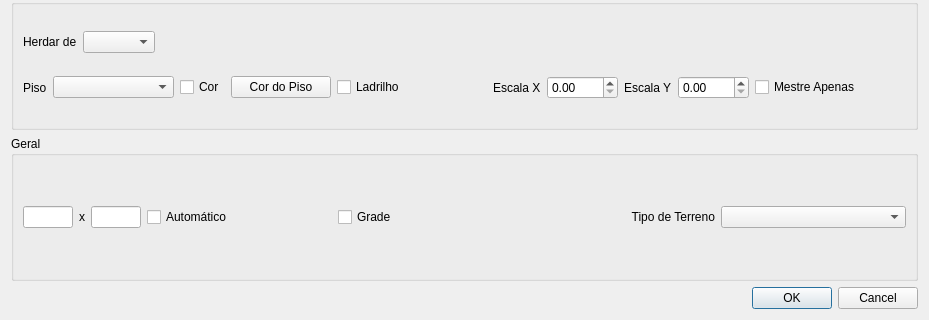
Qt form ifg/qt/ui/cenario.ui (matferib/tabuleiro-virtual) before a commit; both pictures show x 0 to 929 and y 628 to 948 of the 929 by 948 pixel window.
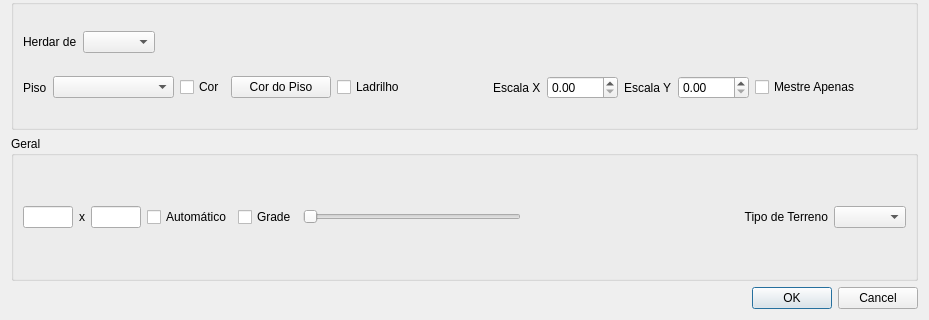
The same form after that commit.

Commit message: ui de grade

```diff
--- a/ifg/qt/ui/cenario.ui
+++ b/ifg/qt/ui/cenario.ui
@@ -891,6 +891,32 @@
           </property>
          </widget>
         </item>
+        <item>
+         <widget class="QSlider" name="slider_grade">
+          <property name="maximum">
+           <number>10</number>
+          </property>
+          <property name="pageStep">
+           <number>3</number>
+          </property>
+          <property name="orientation">
+           <enum>Qt::Orientation::Horizontal</enum>
+          </property>
+         </widget>
+        </item>
+        <item>
+         <spacer name="horizontalSpacer_7">
+          <property name="orientation">
+           <enum>Qt::Orientation::Horizontal</enum>
+          </property>
+          <property name="sizeHint" stdset="0">
+           <size>
+            <width>40</width>
+            <height>20</height>
+           </size>
+          </property>
+         </spacer>
+        </item>
         <item>
          <widget class="QLabel" name="label_24">
           <property name="layoutDirection">
```
The commit also changes 1 other file.
